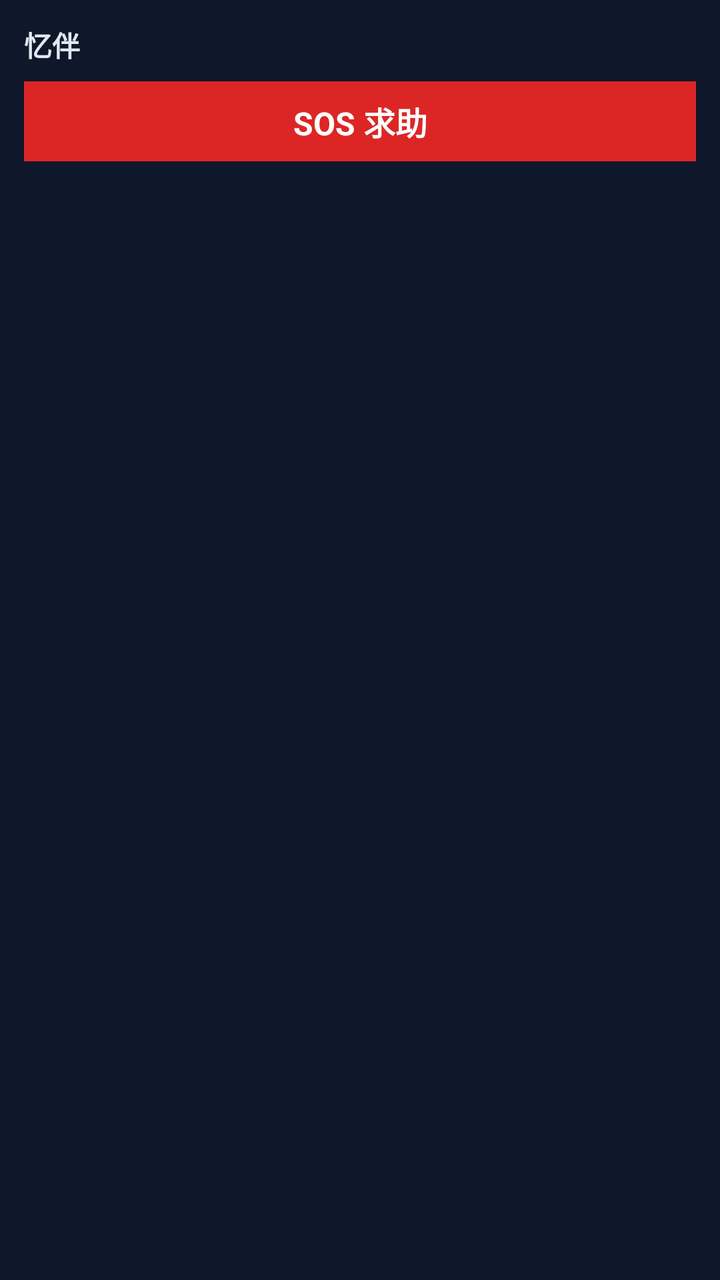
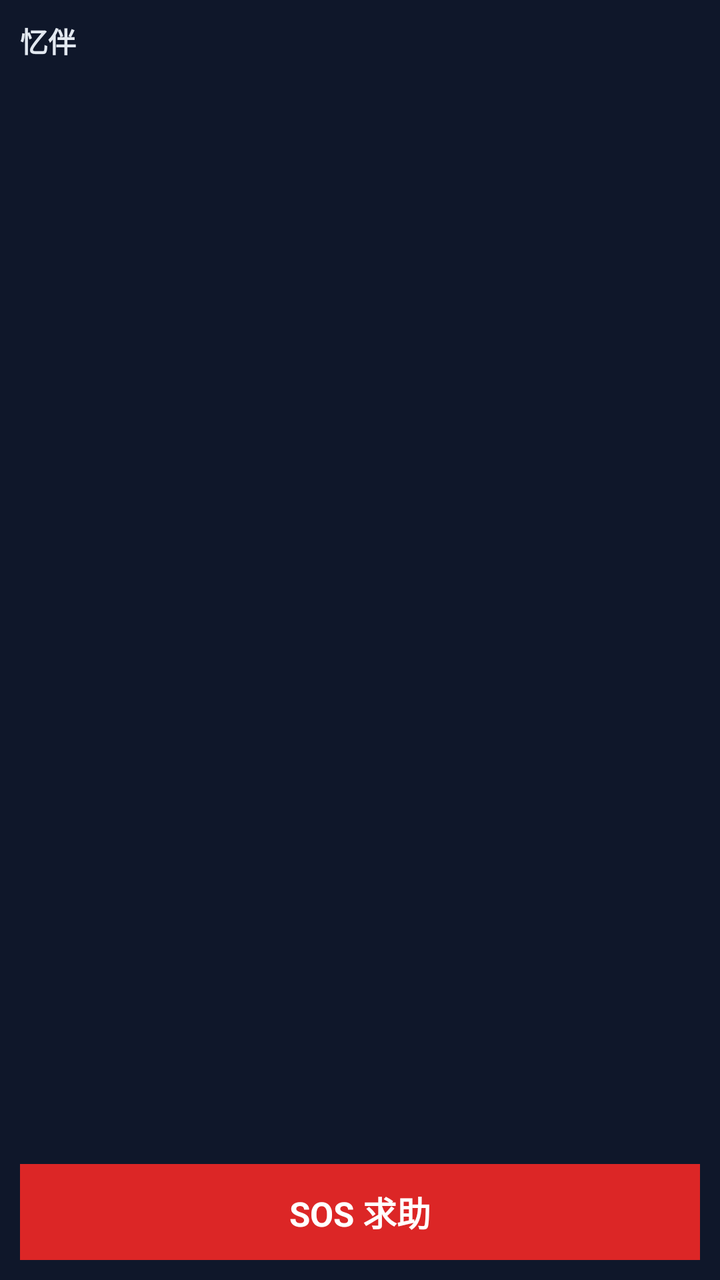

The first picture is an Android layout as it rendered before a commit; the second is the same layout after the commit. The layout source and the unified diff follow.
<!-- AndroidManifest.xml: application theme AppTheme -->
<!-- res/layout/widget_home.xml -->
<?xml version="1.0" encoding="utf-8"?>
<LinearLayout xmlns:android="http://schemas.android.com/apk/res/android"
    android:id="@+id/widget_root"
    android:layout_width="match_parent"
    android:layout_height="match_parent"
    android:orientation="vertical"
    android:padding="12dp"
    android:background="#0F172A">

    <TextView
        android:id="@+id/widget_title"
        android:layout_width="match_parent"
        android:layout_height="wrap_content"
        android:text="@string/app_name"
        android:textColor="#E2E8F0"
        android:textSize="14sp"
        android:textStyle="bold"
        android:maxLines="1"
        android:ellipsize="end" />

    <TextView
        android:id="@+id/widget_item_1"
        android:layout_width="match_parent"
        android:layout_height="wrap_content"
        android:layout_marginTop="4dp"
        android:textColor="#CBD5E1"
        android:textSize="13sp"
        android:maxLines="1"
        android:ellipsize="end"
        android:visibility="gone" />

    <TextView
        android:id="@+id/widget_item_2"
        android:layout_width="match_parent"
        android:layout_height="wrap_content"
        android:layout_marginTop="2dp"
        android:textColor="#CBD5E1"
        android:textSize="13sp"
        android:maxLines="1"
        android:ellipsize="end"
        android:visibility="gone" />

    <TextView
        android:id="@+id/widget_item_3"
        android:layout_width="match_parent"
        android:layout_height="wrap_content"
        android:layout_marginTop="2dp"
        android:textColor="#CBD5E1"
        android:textSize="13sp"
        android:maxLines="1"
        android:ellipsize="end"
        android:visibility="gone" />

    <TextView
        android:id="@+id/widget_sos"
        android:layout_width="match_parent"
        android:layout_height="40dp"
        android:layout_marginTop="8dp"
        android:background="#DC2626"
        android:gravity="center"
        android:text="@string/widget_sos"
        android:textColor="#FFFFFF"
        android:textSize="16sp"
        android:textStyle="bold" />
</LinearLayout>
<!-- resources referenced by this layout -->
<resources>
  <string name="app_name">忆伴</string>
  <string name="widget_sos">SOS 求助</string>
  <style name="AppTheme" parent="Theme.AppCompat.Light.DarkActionBar">
          
          <item name="colorPrimary">@color/colorPrimary</item>
          <item name="colorPrimaryDark">@color/colorPrimaryDark</item>
          <item name="colorAccent">@color/colorAccent</item>
      </style>
</resources>

<!-- the commit's change to res/layout/widget_home.xml (unified diff, before → after) -->
@@ -4,7 +4,7 @@
     android:layout_width="match_parent"
     android:layout_height="match_parent"
     android:orientation="vertical"
-    android:padding="12dp"
+    android:padding="10dp"
     android:background="#0F172A">
 
     <TextView
@@ -18,48 +18,73 @@
         android:maxLines="1"
         android:ellipsize="end" />
 
-    <TextView
-        android:id="@+id/widget_item_1"
+    
+    <LinearLayout
         android:layout_width="match_parent"
-        android:layout_height="wrap_content"
-        android:layout_marginTop="4dp"
-        android:textColor="#CBD5E1"
-        android:textSize="13sp"
-        android:maxLines="1"
-        android:ellipsize="end"
-        android:visibility="gone" />
+        android:layout_height="0dp"
+        android:layout_weight="1"
+        android:orientation="vertical"
+        android:paddingTop="2dp">
 
-    <TextView
-        android:id="@+id/widget_item_2"
-        android:layout_width="match_parent"
-        android:layout_height="wrap_content"
-        android:layout_marginTop="2dp"
-        android:textColor="#CBD5E1"
-        android:textSize="13sp"
-        android:maxLines="1"
-        android:ellipsize="end"
-        android:visibility="gone" />
+        <TextView
+            android:id="@+id/widget_record"
+            android:layout_width="match_parent"
+            android:layout_height="wrap_content"
+            android:layout_marginTop="2dp"
+            android:background="#1E293B"
+            android:paddingStart="6dp"
+            android:paddingEnd="6dp"
+            android:paddingTop="2dp"
+            android:paddingBottom="2dp"
+            android:textColor="#E2E8F0"
+            android:textSize="13sp"
+            android:maxLines="1"
+            android:ellipsize="end"
+            android:visibility="gone" />
 
-    <TextView
-        android:id="@+id/widget_item_3"
-        android:layout_width="match_parent"
-        android:layout_height="wrap_content"
-        android:layout_marginTop="2dp"
-        android:textColor="#CBD5E1"
-        android:textSize="13sp"
-        android:maxLines="1"
-        android:ellipsize="end"
-        android:visibility="gone" />
+        <TextView
+            android:id="@+id/widget_item_1"
+            android:layout_width="match_parent"
+            android:layout_height="wrap_content"
+            android:layout_marginTop="3dp"
+            android:textColor="#CBD5E1"
+            android:textSize="13sp"
+            android:maxLines="1"
+            android:ellipsize="end"
+            android:visibility="gone" />
+
+        <TextView
+            android:id="@+id/widget_item_2"
+            android:layout_width="match_parent"
+            android:layout_height="wrap_content"
+            android:layout_marginTop="2dp"
+            android:textColor="#CBD5E1"
+            android:textSize="13sp"
+            android:maxLines="1"
+            android:ellipsize="end"
+            android:visibility="gone" />
+
+        <TextView
+            android:id="@+id/widget_item_3"
+            android:layout_width="match_parent"
+            android:layout_height="wrap_content"
+            android:layout_marginTop="2dp"
+            android:textColor="#CBD5E1"
+            android:textSize="13sp"
+            android:maxLines="1"
+            android:ellipsize="end"
+            android:visibility="gone" />
+    </LinearLayout>
 
     <TextView
         android:id="@+id/widget_sos"
         android:layout_width="match_parent"
-        android:layout_height="40dp"
-        android:layout_marginTop="8dp"
+        android:layout_height="48dp"
+        android:layout_marginTop="6dp"
         android:background="#DC2626"
         android:gravity="center"
         android:text="@string/widget_sos"
         android:textColor="#FFFFFF"
-        android:textSize="16sp"
+        android:textSize="17sp"
         android:textStyle="bold" />
 </LinearLayout>
